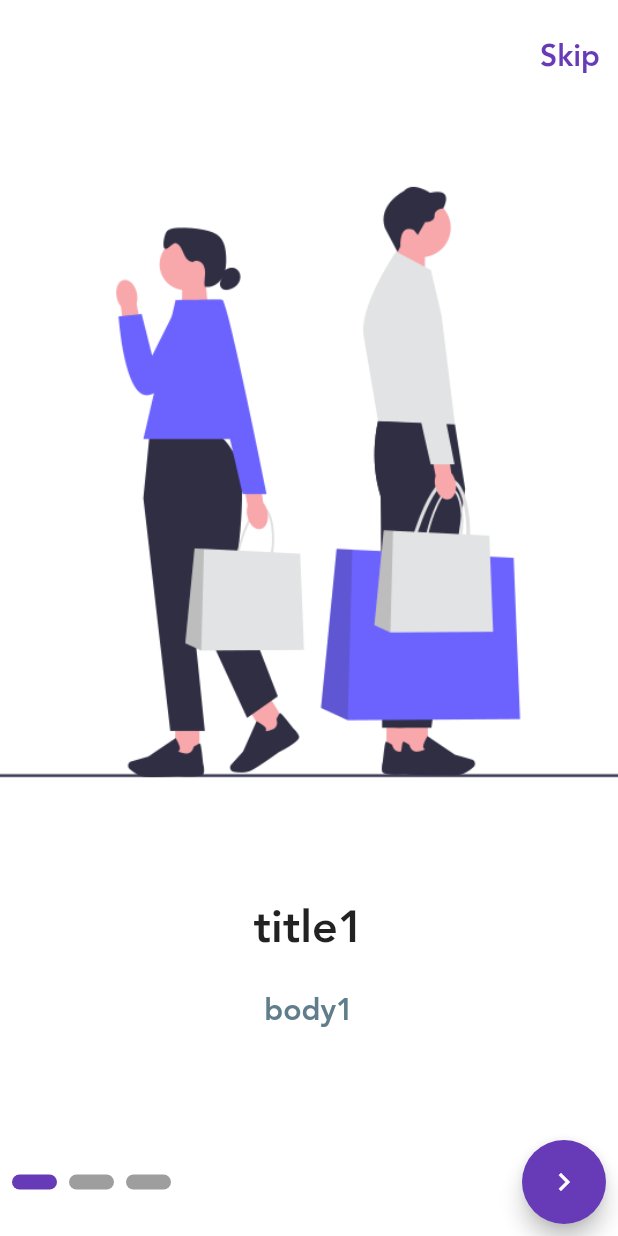
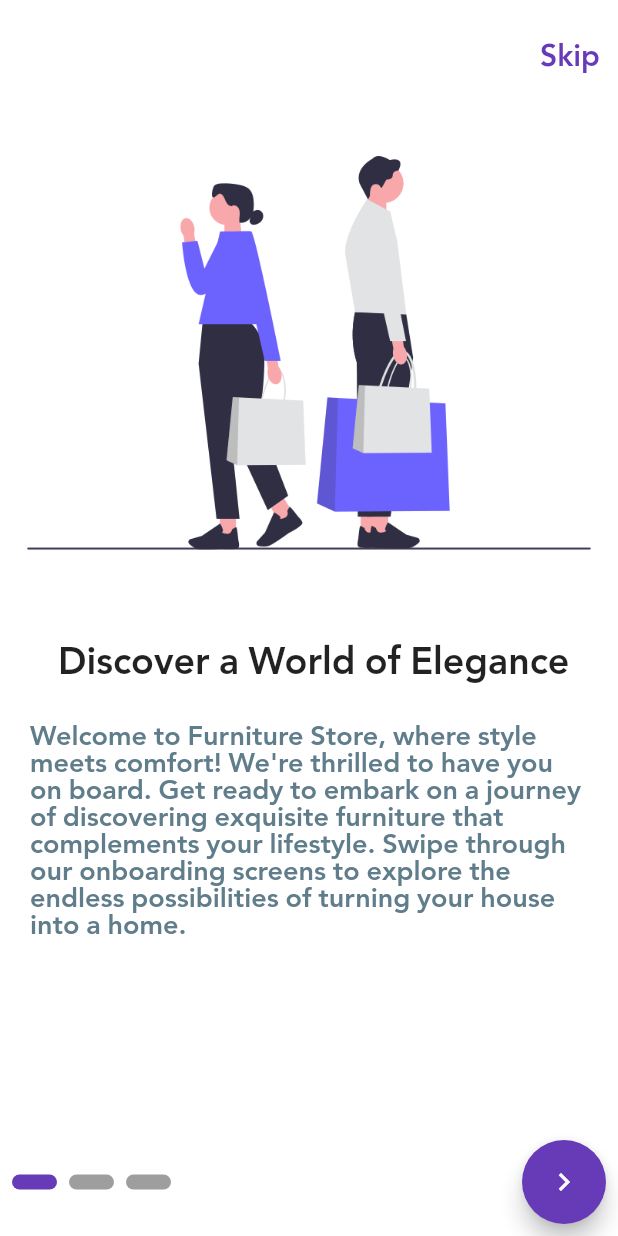
Before and after one commit to amrsheeka/FurnitureStoreFlutter, a Flutter app: the screen it shows after launch, on a phone screen of 412 x 824 dp. Run offline on Flutter 3.47's test engine with Material 2 defaults, Android fonts, the phone set to English and light mode, and no system bars; drawn by our look-alikes of smooth_page_indicator; our stand-ins replace bloc, carousel_slider, cloud_firestore, conditional_builder_null_safety, connectivity_plus, dio and 9 more; missing offline and left inert: flutter_stripe; accounts and stored records are empty.

```diff
--- a/lib/components/on_boarding_item.dart
+++ b/lib/components/on_boarding_item.dart
@@ -1,4 +1,4 @@
-import 'package:flutter/cupertino.dart';
+
 import 'package:flutter/material.dart';
 
 Widget onBoardingItem(
@@ -9,7 +9,7 @@ Widget onBoardingItem(
       crossAxisAlignment: CrossAxisAlignment.end,
       children: [
         Expanded(
-          flex: 3,
+          flex: 1,
           child: Container(
             decoration: BoxDecoration(
                 image: DecorationImage(
@@ -21,29 +21,29 @@ Widget onBoardingItem(
         Expanded(
           flex: 1,
           child: Padding(
-            padding: EdgeInsets.all(10),
+            padding: const EdgeInsets.all(10),
             child: Container(
               decoration: BoxDecoration(
                   color: Colors.white.withOpacity(0.3),
                   borderRadius: BorderRadius.circular(20)),
-              child: Container(
+              child: SizedBox(
                 height: double.infinity,
                 width: double.infinity,
                 child: Padding(
-                  padding: EdgeInsets.symmetric(horizontal: 10),
+                  padding: const EdgeInsets.symmetric(horizontal: 10),
                   child: Column(
                     children: [
                       Text('$title',
-                          style: TextStyle(fontSize: 30),
+                          style: const TextStyle(fontSize: 25),
                           maxLines: 1,
                           overflow: TextOverflow.ellipsis),
-                      SizedBox(
+                      const SizedBox(
                         height: 20,
                       ),
                       Text('$body',
-                          style: TextStyle(
-                              fontSize: 20, height: 1, color: Colors.blueGrey),
-                          maxLines: 2,
+                          style: const TextStyle(
+                              fontSize: 18, height: 1, color: Colors.blueGrey),
+                          maxLines: 10,
                           overflow: TextOverflow.ellipsis)
                     ],
                   ),
--- a/lib/cubits/shop_cubit/shopCubit.dart
+++ b/lib/cubits/shop_cubit/shopCubit.dart
@@ -12,7 +12,7 @@ import 'package:google_sign_in/google_sign_in.dart';
 import '../../models/order_model.dart';
 import '../../models/productModel.dart';
 import '../../models/userModel.dart';
-import '../../modules/screens/orders_creen.dart';
+import '../../modules/screens/orders_screen.dart';
 import '../../modules/screens/favoriteScreen.dart';
 import '../../modules/screens/homeScreen.dart';
 import '../../networks/local/CacheHelper.dart';
@@ -243,6 +243,7 @@ class ShopCubit extends Cubit<ShopState> {
   Future<void> getData()async{
     uid=firebaseAuth.currentUser?.uid;
     getUserData(uid: uid).then((value){
+      getSliders();
       getAllProducts();
       getCategories();
     });
--- a/lib/cubits/shop_login_cubit/shopLoginCubit.dart
+++ b/lib/cubits/shop_login_cubit/shopLoginCubit.dart
@@ -102,14 +102,11 @@ class ShopLoginCubit extends Cubit<ShopLoginState> {
     assert(authResult.user?.uid == fireBaseAuth.currentUser?.uid);
     uid = user?.uid;
     CacheHelper.putData(key: 'uid', value: user?.uid);
-    var userExist= await _checkIfDocExists(uid!);
+    bool userExist= await _checkIfDocExists(uid!);
     if(!userExist){
       UserModel userModel =UserModel(email: user?.email, uid: user?.uid, name: user?.displayName);
       createUser(userModel);
     }
-    shopCubit.getUserData(uid: user?.uid).then((value){
-      shopCubit.getOrders();
-    });
     emit(ShopLoginSuccessState());
     print(user?.email);
   }
--- a/lib/main.dart
+++ b/lib/main.dart
@@ -62,7 +62,7 @@ class MyApp extends StatelessWidget {
         debugShowCheckedModeBanner: false,
         title: 'Shop Demo',
         theme: ThemeData(
-          primarySwatch: Colors.deepPurple,
+          primarySwatch: mainColor as MaterialColor,
           scaffoldBackgroundColor: Colors.white,
           fontFamily: 'Jannah',
           textTheme: const TextTheme(),
--- a/lib/modules/screens/loginScreen.dart
+++ b/lib/modules/screens/loginScreen.dart
@@ -34,12 +34,12 @@ class LoginScreen extends StatelessWidget {
                   children: [
                     Expanded(
                       child: Container(
-                        decoration: BoxDecoration(
+                        decoration: const BoxDecoration(
                             image: DecorationImage(
                                 image: AssetImage('images/onbording1.png'))),
                       ),
                     ),
-                    Text(
+                    const Text(
                       'Login',
                       style: TextStyle(fontSize: 40),
                     ),
--- a/lib/modules/screens/orders_creen.dart
+++ b/lib/modules/screens/orders_screen.dart
@@ -21,7 +21,7 @@ class OrdersScreen extends StatelessWidget {
                   child: cubit.orders.isNotEmpty
                       ? GridView.count(
                         crossAxisCount: 1,
-                        childAspectRatio: 2.1,
+                        childAspectRatio: 1.8,
                         // crossAxisSpacing: 0.1,
                         // mainAxisSpacing: 0.1,
                         children: List.generate(
--- a/lib/modules/screens/welcomScreen.dart
+++ b/lib/modules/screens/welcomScreen.dart
@@ -22,9 +22,21 @@ class _WelcomeScreenState extends State<WelcomeScreen> {
   bool isLast = false;
 
   List<Map<String, dynamic>> onBordingList = [
-    {"title": "title1", "body": "body1", "picture": "images/onbording1.png"},
-    {"title": "title2", "body": "body2", "picture": "images/onbording1.png"},
-    {"title": "title3", "body": "body3", "picture": "images/onbording1.png"}
+    {
+      "title": " Discover a World of Elegance",
+      "body": "Welcome to Furniture Store, where style meets comfort! We're thrilled to have you on board. Get ready to embark on a journey of discovering exquisite furniture that complements your lifestyle. Swipe through our onboarding screens to explore the endless possibilities of turning your house into a home.",
+      "picture": "images/onbording1.png"
+    },
+    {
+      "title": "Dive into Distinctive Designs",
+      "body": "At Furniture Store, we believe that every piece of furniture tells a story. From timeless classics to modern marvels, our collections are carefully curated to cater to diverse tastes. Swipe left to explore our range of sofas, tables, beds, and more. Immerse yourself in the world of distinctive designs that speak volumes about your unique style.",
+      "picture": "images/onbording1.png"
+    },
+    {
+      "title": "Personalize Your Space",
+      "body": "Congratulations on reaching the final onboarding screen! At Furniture Store, we understand that your home is an extension of your personality. Swipe through our customization options and discover how you can tailor our furniture to fit your vision. From colors to fabrics, make each piece uniquely yours. Start creating a space that reflects who you are, one piece of furniture at a time.",
+      "picture": "images/onbording1.png"
+    }
   ];
 
   @override
@@ -34,13 +46,13 @@ class _WelcomeScreenState extends State<WelcomeScreen> {
         crossAxisAlignment: CrossAxisAlignment.end,
         children: [
           Container(
-            margin: EdgeInsets.only(top: 10),
+            margin: const EdgeInsets.only(top: 10),
             child: TextButton(
                 onPressed: () {
                   CacheHelper.putData(key: 'onBording', value: false);
                   navigateAndFinish(context: context, page: LoginScreen());
                 },
-                child: Text(
+                child: const Text(
                   'Skip',
                   style: TextStyle(fontSize: 20, color: mainColor),
                 )),
@@ -48,7 +60,7 @@ class _WelcomeScreenState extends State<WelcomeScreen> {
           Expanded(
             child: PageView.builder(
                 controller: pageViewController,
-                physics: BouncingScrollPhysics(),
+                physics: const BouncingScrollPhysics(),
                 itemCount: onBordingList.length,
                 onPageChanged: (index) {
                   if (index == onBordingList.length - 1) {
@@ -73,27 +85,27 @@ class _WelcomeScreenState extends State<WelcomeScreen> {
             child: Row(
               children: [
                 SmoothPageIndicator(
-                    effect: WormEffect(
+                    effect: const WormEffect(
                         dotHeight: 10,
                         dotWidth: 30,
                       activeDotColor: mainColor
                     ),
                     controller: pageViewController,
                     count: onBordingList.length),
-                Spacer(),
+                const Spacer(),
                 FloatingActionButton(
                   onPressed: () {
                     if (isLast) {
                       CacheHelper.putData(key: 'onBording', value: false);
-                      navigateAndFinish(context: context, page: LoginScreen());
+                      navigateAndFinish(context: context, page: const LoginScreen());
                     } else {
                       pageViewController.nextPage(
-                          duration: Duration(milliseconds: 750),
+                          duration: const Duration(milliseconds: 750),
                           curve: Curves.fastLinearToSlowEaseIn);
                     }
                   },
 
-                  child: Icon(Icons.navigate_next),
+                  child: const Icon(Icons.navigate_next),
                 ),
               ],
             ),
```
Also changed, not shown: lib/layouts/shopLayout.dart (+14 -1 lines), lib/modules/screens/cartScreen.dart (+3 -5 lines), lib/modules/screens/select_address_screen.dart (+8 -1 lines).
